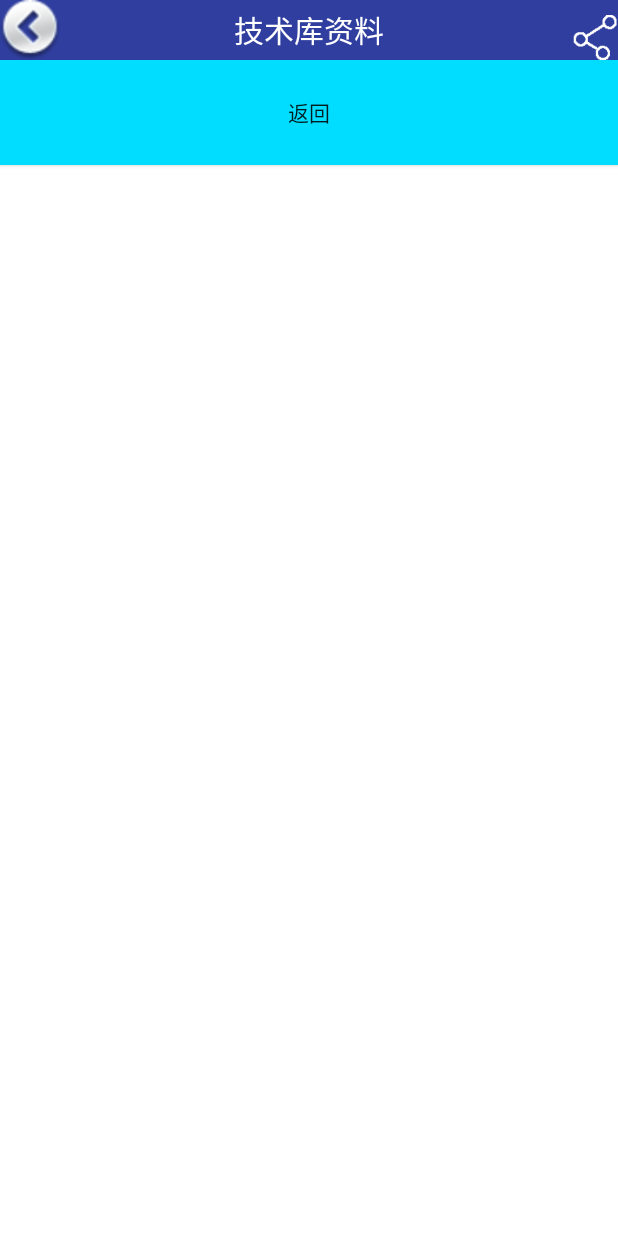
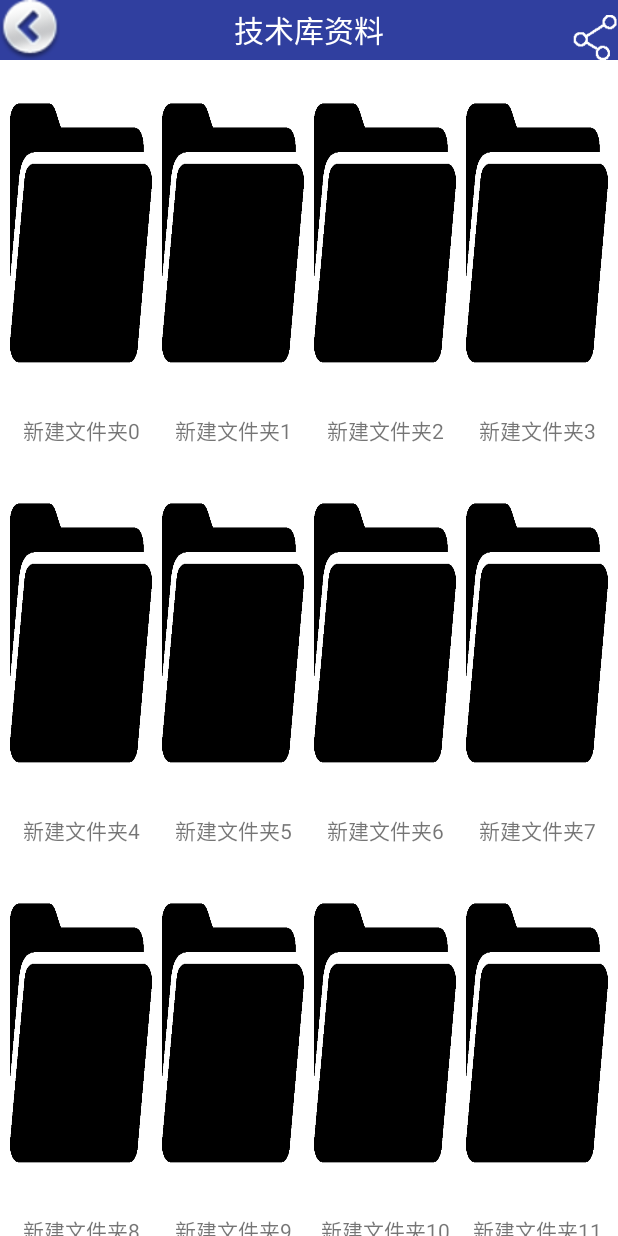
Before and after one commit to iEasier/easier, an Android app: the screen it shows after launch (ResourceActivity), after a tap on "技术资料库", on a phone screen of 412 x 824 dp. Run offline under Robolectric (Android 15) with nearby library versions, the phone set to English and light mode, and no system bars.

Commit message:
增加代码

```diff
--- a/app/src/main/java/easier/com/easier/MainActivity.java
+++ b/app/src/main/java/easier/com/easier/MainActivity.java
@@ -1,4 +1,5 @@
 package easier.com.easier;
+
 import android.content.Intent;
 import android.os.Bundle;
 import android.util.Log;
@@ -6,11 +7,15 @@ import android.view.KeyEvent;
 import android.view.View;
 import android.widget.Button;
 
-import java.util.Date;
-
 
 public class MainActivity extends TopBarActivity {
-    private long mExitTime = new Date().getTime();
+    private Button btnOne;
+    private Button btnTwo;
+    private Button btnThree;
+    private Button btnFour;
+    private Button btnFive;
+    private Button btnSix;
+
     @Override
     protected void onCreate(Bundle savedInstanceState) {
         super.onCreate(savedInstanceState);
@@ -18,19 +23,19 @@ public class MainActivity extends TopBarActivity {
         setTitle("电梯");
         showShare();
         // 首页六个按钮
-        Button btnOne = (Button) findViewById(R.id.btnOne);
-        Button btnTwo = (Button) findViewById(R.id.btnTwo);
-        Button btnThree = (Button) findViewById(R.id.btnThree);
-        Button btnFour = (Button) findViewById(R.id.btnFour);
-        Button btnFive = (Button) findViewById(R.id.btnFive);
-        Button btnSix = (Button) findViewById(R.id.btnSix);
+        btnOne = findViewById(R.id.btnOne);
+        btnTwo = findViewById(R.id.btnTwo);
+        btnThree = findViewById(R.id.btnThree);
+        btnFour = findViewById(R.id.btnFour);
+        btnFive = findViewById(R.id.btnFive);
+        btnSix = findViewById(R.id.btnSix);
 
-        btnOne.setOnClickListener(new View.OnClickListener(){
+        btnOne.setOnClickListener(new View.OnClickListener() {
             @Override
             public void onClick(View view) {
-                Log.i("btnOne","btnOne点击事件");
+                Log.i("btnOne", "btnOne点击事件");
                 Intent intent = new Intent();
-                intent.setClass(MainActivity.this,ResourceActivity.class);
+                intent.setClass(MainActivity.this, ResourceActivity.class);
                 MainActivity.this.startActivity(intent);
             }
         });
@@ -67,15 +72,15 @@ public class MainActivity extends TopBarActivity {
     }
 
     @Override
-    public boolean onKeyDown(int keyCode, KeyEvent event){
+    public boolean onKeyDown(int keyCode, KeyEvent event) {
         // Log.i("KeyEvent.keyCode",""+keyCode);
-        if(keyCode == KeyEvent.KEYCODE_BACK){
+        if (keyCode == KeyEvent.KEYCODE_BACK) {
             MainActivity.this.finish();
             System.exit(0);
-            Log.i("進入","if");
+            Log.i("進入", "if");
             return true;
         }
-        Log.i("進入","or");
+        Log.i("進入", "or");
         return false;
     }
 }
--- a/app/src/main/java/easier/com/easier/ResourceActivity.java
+++ b/app/src/main/java/easier/com/easier/ResourceActivity.java
@@ -1,45 +1,106 @@
 package easier.com.easier;
 
-import android.content.Intent;
+import android.graphics.drawable.Drawable;
 import android.os.Bundle;
-import android.support.annotation.Nullable;
+import android.util.DisplayMetrics;
 import android.util.Log;
+import android.view.Gravity;
 import android.view.KeyEvent;
 import android.view.View;
 import android.widget.Button;
+import android.widget.RelativeLayout;
+import android.widget.TextView;
 
-/**
- * Created by Administrator on 2017/10/15.
- */
+import java.io.File;
+import java.util.ArrayList;
 
 public class ResourceActivity extends TopBarActivity {
-    private Button button_backward;
+    private ArrayList<Object> fileLists = new ArrayList<Object>();
+
     @Override
-    protected void onCreate(@Nullable Bundle savedInstanceState) {
+    protected void onCreate(Bundle savedInstanceState) {
         super.onCreate(savedInstanceState);
         setContentView(R.layout.resources_main);
         setTitle("技术库资料");
-        showBackwardView(R.id.button_backward,false,true);
+        showBackwardView(R.id.button_backward, false, true);
         showShare();
+        createViews(20);
+
         Button button_backward = findViewById(R.id.button_backward);
         button_backward.setOnClickListener(new View.OnClickListener() {
             @Override
             public void onClick(View view) {
-                Intent intent = new Intent();
-                intent.setClass(ResourceActivity.this,MainActivity.class);
                 ResourceActivity.this.finish();
-                startActivity(intent);
             }
         });
     }
+
     @Override
-    public boolean onKeyDown(int keyCode, KeyEvent event){
-        if(keyCode == KeyEvent.KEYCODE_BACK){
-            Log.i("進入","Resources If");
+    public boolean onKeyDown(int keyCode, KeyEvent event) {
+        if (keyCode == KeyEvent.KEYCODE_BACK) {
+            Log.i("進入", "Resources If");
             ResourceActivity.this.finish();
             return true;
         }
-        Log.i("進入","Resources Or");
+        Log.i("進入", "Resources Or");
         return false;
     }
+
+    public void createViews(int length) {
+        Drawable drawable = this.getDrawable(R.drawable.file);
+        DisplayMetrics displayMetrics = new DisplayMetrics();
+        getWindowManager().getDefaultDisplay().getMetrics(displayMetrics);
+        int widthPixels = displayMetrics.widthPixels;
+        RelativeLayout layout = this.findViewById(R.id.resources_Relative);
+        ArrayList<Object> fileNames = getFileList("");
+        Button Btn[] = new Button[fileNames.size()];
+        TextView Tex[] = new TextView[fileNames.size()];
+        int j = -1;
+        for (int i = 0; i < 100; i++) {
+            Btn[i] = new Button(this);
+            Btn[i].setId(2000 + i);
+            Btn[i].setBackground(drawable);
+            RelativeLayout.LayoutParams btParams = new RelativeLayout.LayoutParams((widthPixels - 50) / 4, 300);
+            if (i % 4 == 0) {
+                j++;
+            }
+            btParams.leftMargin = 10 + ((widthPixels - 50) / 4 + 10) * (i % 4);   //横坐标定位
+            btParams.topMargin = 20 + 400 * j;   //纵坐标定位
+            layout.addView(Btn[i], btParams);   //将按钮放入layout组件
+
+            Tex[i] = new TextView(this);
+            Tex[i].setText("" + fileNames.get(i));
+            Tex[i].setGravity(Gravity.CENTER);
+            RelativeLayout.LayoutParams TvParams = new RelativeLayout.LayoutParams((widthPixels - 50) / 4, 100);
+            TvParams.leftMargin = 10 + ((widthPixels - 50) / 4 + 10) * (i % 4);   //横坐标定位
+            TvParams.addRule(RelativeLayout.BELOW, 2000 + i);
+            layout.addView(Tex[i], TvParams);   //将按钮放入layout组件
+        }
+    }
+
+    public ArrayList<Object> getFileList(String strPath) {
+        File dir = new File("/sdcard");
+        File[] files = dir.listFiles(); // 该文件目录下文件全部放入数组
+        String fileNames;
+        for (int i = 0; i < 100; i++) {
+            fileNames = "新建文件夹" + i;
+            fileLists.add(fileNames);
+        }
+        if (files != null) {
+            for (int i = 0; i < files.length; i++) {
+                String fileName = files[i].getName();
+                Log.i("getFileList:===", "" + fileName);
+//                if (files[i].isDirectory()) { // 判断是文件还是文件夹
+//                    getFileList(files[i].getAbsolutePath()); // 获取文件绝对路径
+//                } else if (fileName.endsWith("avi")) { // 判断文件名是否以.avi结尾
+//                    String strFileName = files[i].getAbsolutePath();
+////                    Log.i("getFileList:===", "" + strFileName);
+//                    fileLists.add(files[i]);
+//                } else {
+//                    continue;
+//                }
+            }
+        }
+        return fileLists;
+    }
 }
--- a/app/src/main/res/layout/resources_main.xml
+++ b/app/src/main/res/layout/resources_main.xml
@@ -1,15 +1,12 @@
 <?xml version="1.0" encoding="utf-8"?>
-<LinearLayout xmlns:android="http://schemas.android.com/apk/res/android"
-    android:orientation="vertical" android:layout_width="match_parent"
+<ScrollView xmlns:android="http://schemas.android.com/apk/res/android"
+    android:id="@+id/resources"
+    android:layout_width="match_parent"
     android:layout_height="match_parent"
-    android:id="@+id/resources"
-    android:weightSum="1">
-
-    <Button
-        android:id="@+id/button"
+    android:orientation="vertical"
+    android:scrollbars="none">
+    <RelativeLayout
         android:layout_width="match_parent"
-        android:layout_height="wrap_content"
-        android:layout_weight="0.03"
-        android:background="@android:color/holo_blue_bright"
-        android:text="@string/back" />
-</LinearLayout>
+        android:layout_height="match_parent"
+        android:id="@+id/resources_Relative"/>
+</ScrollView>
```
Also changed, not shown: app/src/main/java/easier/com/easier/TopBarActivity.java (+0 -10 lines), app/src/main/res/layout/home_main.xml (+43 -1 lines), app/src/main/res/drawable/file.png (added).
